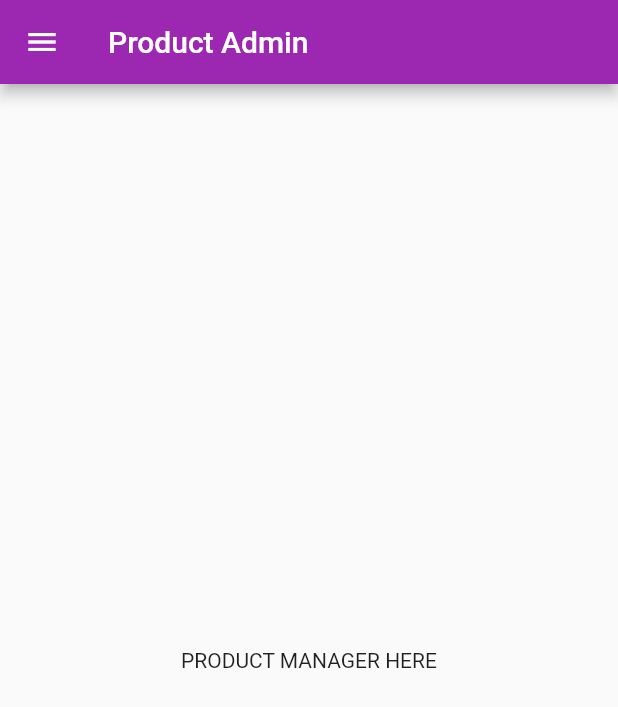
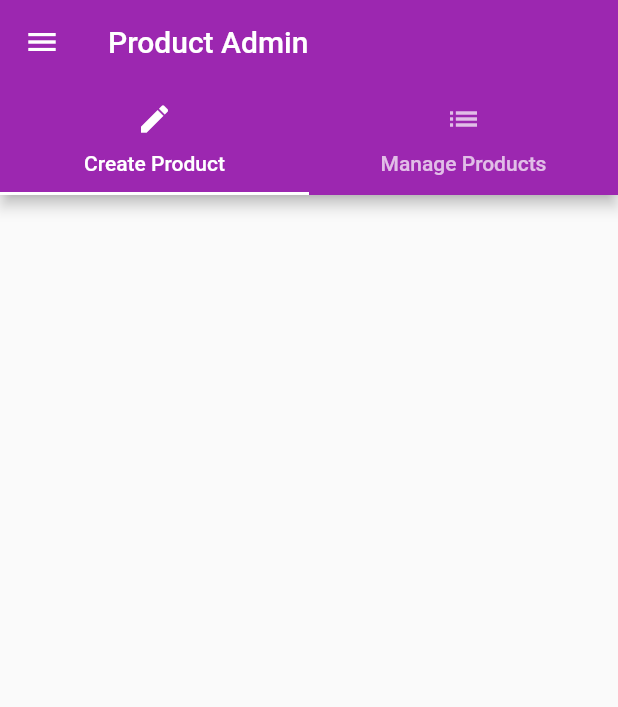
Before and after one commit to autibequi/flutterMess, a Flutter app: the ProductAdminPage screen opened directly, on a phone screen of 412 x 824 dp. Shown: the top 707 px of the screen. Run offline on Flutter 3.47's test engine with Material 2 defaults, Android fonts, the phone set to English and light mode, and no system bars.

Commit message:
Add tabs.

```diff
--- a/lib/pages/product_admin.dart
+++ b/lib/pages/product_admin.dart
@@ -1,18 +1,38 @@
 import 'package:flutter/material.dart';
+import 'package:flutter_mess/product_manager.dart';
 
 import './drawer.dart';
+
+import './product_create.dart';
+import './products.dart';
 
 class ProductAdminPage extends StatelessWidget {
   @override
   Widget build(BuildContext context) {
-    return Scaffold(
-        drawer: DrawerManager(),
-        appBar: AppBar(
-          title: Text('Product Admin'),
-        ),
-        body: Container(
-          child: Center(
-            child: Text('PRODUCT MANAGER HERE'),
+    return DefaultTabController(
+        length: 2,
+        child: Scaffold(
+          drawer: DrawerManager(),
+          appBar: AppBar(
+            title: Text('Product Admin'),
+            bottom: TabBar(
+              tabs: <Widget>[
+                Tab(
+                  icon: Icon(Icons.create),
+                  text: 'Create Product',
+                ),
+                Tab(
+                  icon: Icon(Icons.list),
+                  text: 'Manage Products',
+                ),
+              ],
+            ),
+          ),
+          body: TabBarView(
+            children: <Widget>[
+              ProductCreatePage(),
+              ProductManager(),
+            ],
           ),
         ));
   }
--- /dev/null
+++ b/lib/pages/product_create.dart
@@ -0,0 +1,8 @@
+import 'package:flutter/material.dart';
+
+class ProductCreatePage extends StatelessWidget {
+  @override
+  Widget build(BuildContext context) {
+    return Container();
+  }
+}
```
